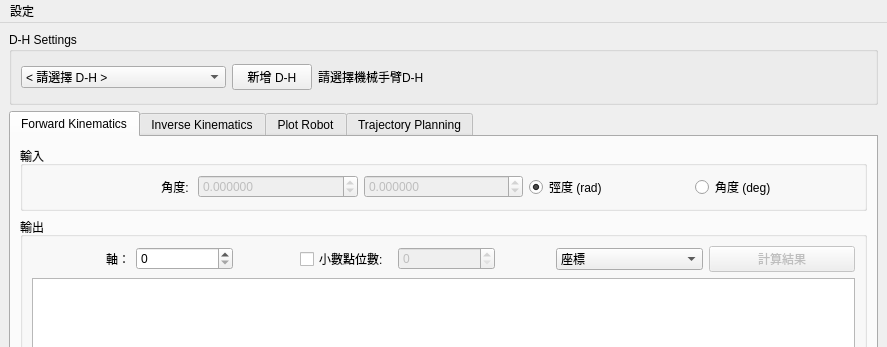
Above: robotck/gui/uic/main_window.ui from CKAyano/robotck before the change; both pictures show x 0 to 887 and y 0 to 347 of the 887 by 852 pixel window. Below: the same form after it.
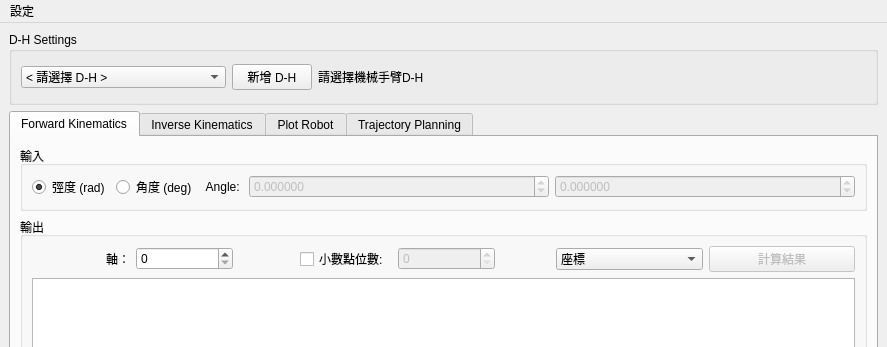
That is the form after the change. The open tabs and pages were chosen to show the change.

Commit message: add layout at input area to make it looks more organized.

The edit to the form file:
```diff
--- a/robotck/gui/uic/main_window.ui
+++ b/robotck/gui/uic/main_window.ui
@@ -70,11 +70,43 @@
             <property name="title">
              <string>輸入</string>
             </property>
-            <layout class="QHBoxLayout" name="horizontalLayout_fk_input">
+            <layout class="QHBoxLayout" name="horizontalLayout_fk_input" stretch="1,4">
+             <item>
+              <layout class="QHBoxLayout" name="horizontalLayout_fk_input_radioButton">
+               <item>
+                <widget class="QRadioButton" name="radioButton_fk_rad">
+                 <property name="text">
+                  <string>弳度 (rad)</string>
+                 </property>
+                 <property name="checked">
+                  <bool>true</bool>
+                 </property>
+                </widget>
+               </item>
+               <item>
+                <widget class="QRadioButton" name="radioButton_fk_deg">
+                 <property name="text">
+                  <string>角度 (deg)</string>
+                 </property>
+                 <property name="checked">
+                  <bool>false</bool>
+                 </property>
+                </widget>
+               </item>
+              </layout>
+             </item>
+             <item>
+              <layout class="QHBoxLayout" name="horizontalLayout_fk_input_doubleSpinBox">
              <item>
               <widget class="QLabel" name="label_fk_angle">
+                 <property name="maximumSize">
+                  <size>
+                   <width>40</width>
+                   <height>16777215</height>
+                  </size>
+                 </property>
                <property name="text">
-                <string>角度: </string>
+                  <string>Angle: </string>
                </property>
                <property name="alignment">
                 <set>Qt::AlignRight|Qt::AlignTrailing|Qt::AlignVCenter</set>
@@ -113,25 +145,7 @@
                </property>
               </widget>
              </item>
-             <item>
-              <widget class="QRadioButton" name="radioButton_fk_rad">
-               <property name="text">
-                <string>弳度 (rad)</string>
-               </property>
-               <property name="checked">
-                <bool>true</bool>
-               </property>
-              </widget>
-             </item>
-             <item>
-              <widget class="QRadioButton" name="radioButton_fk_deg">
-               <property name="text">
-                <string>角度 (deg)</string>
-               </property>
-               <property name="checked">
-                <bool>false</bool>
-               </property>
-              </widget>
+              </layout>
              </item>
             </layout>
            </widget>
```
Left out of the diff: 108 changed lines with no effect on the pictures. Lines whose indentation alone changed are shown as unchanged. The commit also changes 1 other file.
